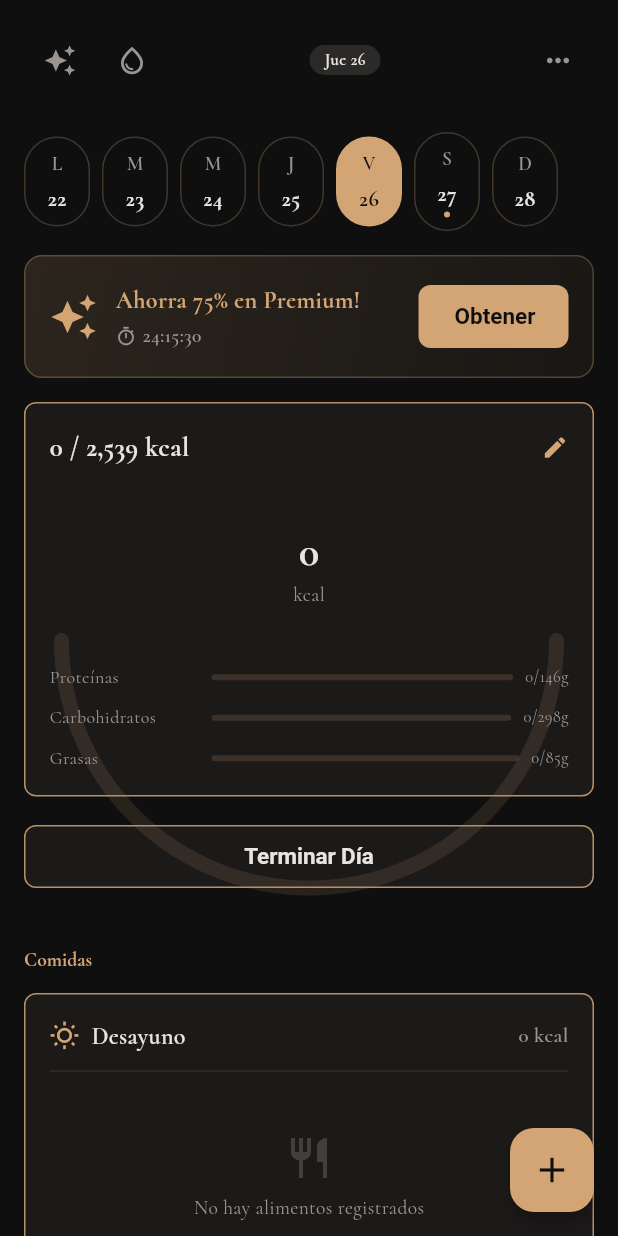
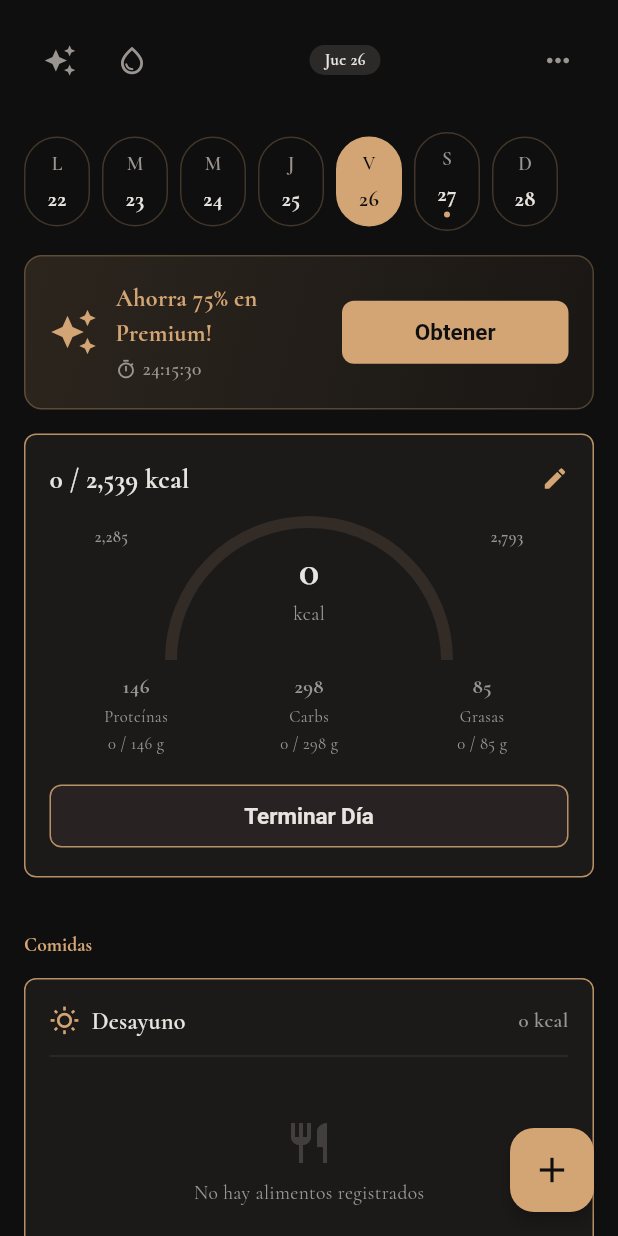
Before and after one commit to Nitram2704/Mambo-2.0, a Flutter app: the NutritionMainPage screen opened directly with empty values, after a tap on "Obtener", on a phone screen of 412 x 824 dp. Run offline on Flutter 3.47's test engine with Material 3 defaults, Android fonts, the phone set to English and light mode, and no system bars; our stand-ins replace google_fonts.

Commit message:
feat: add nutrition dashboard page and initialize web configuration assets

```diff
--- a/vitalis_app/lib/features/nutrition/presentation/pages/nutrition_main_page.dart
+++ b/vitalis_app/lib/features/nutrition/presentation/pages/nutrition_main_page.dart
@@ -55,8 +55,6 @@ class _NutritionMainPageState extends State<NutritionMainPage> {
               _promoBanner(),
               const SizedBox(height: 16),
               _macroCard(),
-              const SizedBox(height: 16),
-              _terminarDiaButton(),
               const SizedBox(height: 24),
               _mealSection(),
             ],
@@ -216,11 +214,12 @@ class _NutritionMainPageState extends State<NutritionMainPage> {
               ],
             ),
           ),
-          AppButton(
+          Flexible(
+            child: AppButton(
               text: 'Obtener',
               type: AppButtonType.primary,
-            width: 100,
               onPressed: () {},
+            ),
           ),
         ],
       ),
@@ -247,51 +246,78 @@ class _NutritionMainPageState extends State<NutritionMainPage> {
               ),
             ],
           ),
-          const SizedBox(height: 16),
-          const SizedBox(
+          const SizedBox(height: 8),
+          SizedBox(
             height: 100,
+            child: Stack(
+              clipBehavior: Clip.none,
+              children: [
+                const Center(
                   child: CurvedGauge(
                     progress: 0,
                     value: '0',
                     label: 'kcal',
                   ),
                 ),
+                const Positioned(
+                  top: 10,
+                  left: 30,
+                  child: Text('2,285',
+                      style: TextStyle(
+                          fontSize: 11,
+                          fontWeight: FontWeight.w600,
+                          color: AppColors.textSecondary)),
+                ),
+                const Positioned(
+                  top: 10,
+                  right: 30,
+                  child: Text('2,793',
+                      style: TextStyle(
+                          fontSize: 11,
+                          fontWeight: FontWeight.w600,
+                          color: AppColors.textSecondary)),
+                ),
+              ],
+            ),
+          ),
+          const SizedBox(height: 8),
+          Row(
+            children: [
+              _macroColumn('Proteínas', 0, 146),
+              _macroColumn('Carbs', 0, 298),
+              _macroColumn('Grasas', 0, 85),
+            ],
+          ),
           const SizedBox(height: 16),
-          _macroRow('Proteínas', 0, 146),
-          const SizedBox(height: 10),
-          _macroRow('Carbohidratos', 0, 298),
-          const SizedBox(height: 10),
-          _macroRow('Grasas', 0, 85),
+          AppButton(
+            text: 'Terminar Día',
+            type: AppButtonType.secondary,
+            onPressed: () {},
+          ),
         ],
       ),
     );
   }
 
-  Widget _macroRow(String label, int current, int total) {
-    final p = total > 0 ? current / total : 0.0;
-    return Row(
+  Widget _macroColumn(String label, int current, int total) {
+    return Expanded(
+      child: Column(
         children: [
-        SizedBox(
-          width: 100,
-          child: Text(label,
+          Text('$total',
               style: const TextStyle(
-                  fontSize: 12, color: AppColors.textSecondary)),
-        ),
-        const SizedBox(width: 8),
-        Expanded(child: ProgressBar(progress: p)),
-        const SizedBox(width: 8),
-        Text('$current/${total}g',
+                  fontSize: 14,
+                  fontWeight: FontWeight.w700,
+                  color: AppColors.textSecondary)),
+          const SizedBox(height: 2),
+          Text(label,
               style: const TextStyle(
                   fontSize: 11, color: AppColors.textSecondary)),
+          const SizedBox(height: 2),
+          Text('$current / $total g',
+              style: const TextStyle(
+                  fontSize: 11, color: AppColors.textTertiary)),
         ],
-    );
-  }
-
-  Widget _terminarDiaButton() {
-    return AppButton(
-      text: 'Terminar Día',
-      type: AppButtonType.secondary,
-      onPressed: () {},
+      ),
     );
   }
 
--- a/vitalis_app/lib/features/nutrition/presentation/widgets/nutrition_widgets.dart
+++ b/vitalis_app/lib/features/nutrition/presentation/widgets/nutrition_widgets.dart
@@ -16,8 +16,7 @@ class CurvedGauge extends StatelessWidget {
 
   @override
   Widget build(BuildContext context) {
-    return SizedBox(
-      height: 120,
+    return ClipRect(
       child: CustomPaint(
         painter: GaugePainter(progress: progress.clamp(0, 1)),
         child: Center(
@@ -49,24 +48,25 @@ class GaugePainter extends CustomPainter {
 
   @override
   void paint(Canvas canvas, Size size) {
-    final centerX = size.width / 2;
-    final radius = size.width / 2 - 8;
-    final rect = Rect.fromCircle(center: Offset(centerX, size.height), radius: radius);
+    const strokeWidth = 8.0;
+    final radius = size.height - strokeWidth;
+    final center = Offset(size.width / 2, size.height);
+    final rect = Rect.fromCircle(center: center, radius: radius);
 
     final bgPaint = Paint()
       ..color = AppColors.border.withValues(alpha: 0.15)
       ..style = PaintingStyle.stroke
-      ..strokeWidth = 10
+      ..strokeWidth = strokeWidth
       ..strokeCap = StrokeCap.round;
 
     final fgPaint = Paint()
       ..color = AppColors.accent
       ..style = PaintingStyle.stroke
-      ..strokeWidth = 10
+      ..strokeWidth = strokeWidth
       ..strokeCap = StrokeCap.round;
 
-    canvas.drawArc(rect, math.pi, -math.pi, false, bgPaint);
-    canvas.drawArc(rect, math.pi, -math.pi * progress, false, fgPaint);
+    canvas.drawArc(rect, 0, -math.pi, false, bgPaint);
+    canvas.drawArc(rect, 0, -math.pi * progress, false, fgPaint);
   }
 
   @override
```
Also changed, not shown: 8 other files. Lines whose indentation alone changed are shown as unchanged.
